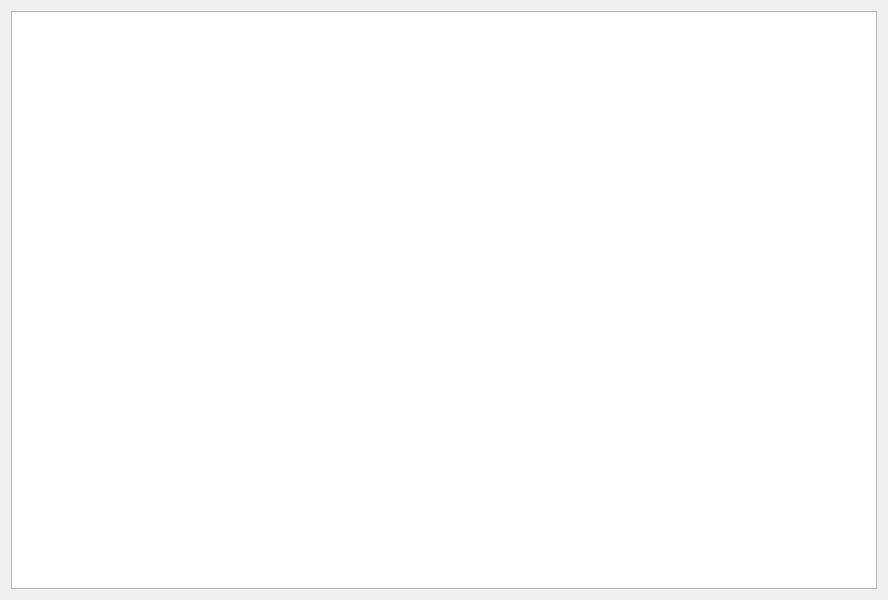
This is form.ui in viktory683/astra_test as Qt 5 draws it before an edit. The edited form follows.
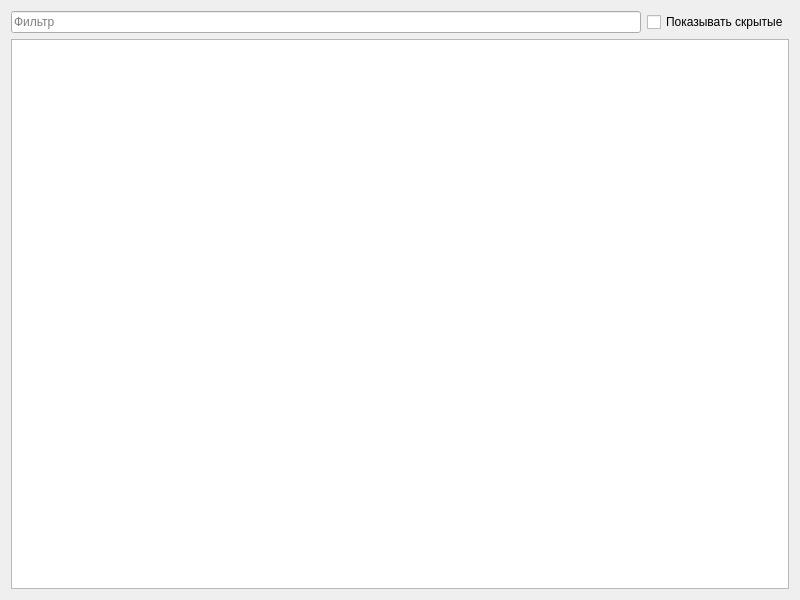
This is the edited form.

```diff
--- a/form.ui
+++ b/form.ui
@@ -6,7 +6,7 @@
    <rect>
     <x>0</x>
     <y>0</y>
-    <width>888</width>
+    <width>800</width>
     <height>600</height>
    </rect>
   </property>
@@ -14,9 +14,27 @@
    <string>Widget</string>
   </property>
   <layout class="QGridLayout" name="gridLayout">
-   <item row="0" column="0">
+   <item row="1" column="0">
     <widget class="QTreeView" name="treeView"/>
    </item>
+   <item row="0" column="0">
+    <layout class="QHBoxLayout" name="horizontalLayout">
+     <item>
+      <widget class="QLineEdit" name="lineEdit">
+       <property name="placeholderText">
+        <string>Фильтр</string>
+       </property>
+      </widget>
+     </item>
+     <item>
+      <widget class="QCheckBox" name="checkBox">
+       <property name="text">
+        <string>Показывать скрытые</string>
+       </property>
+      </widget>
+     </item>
+    </layout>
+   </item>
   </layout>
  </widget>
  <resources/>
```
Left out of the diff: 2 changed lines with no effect on the pictures.
